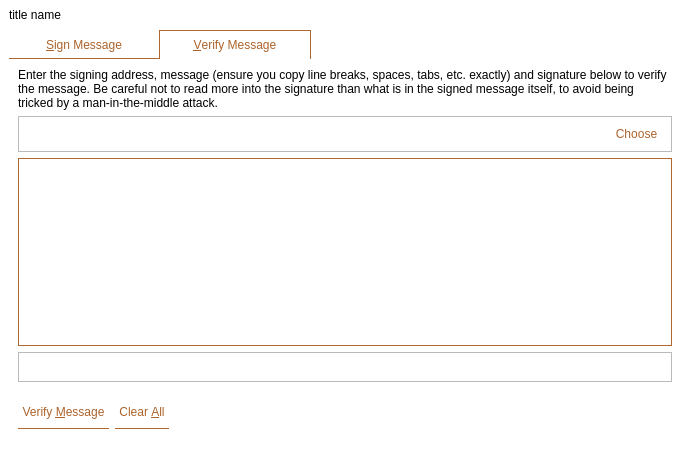
Before: the Qt Designer form src/qt/forms/signverifymessagedialog.ui in MassGrid/MassGrid, drawn with Qt 5.
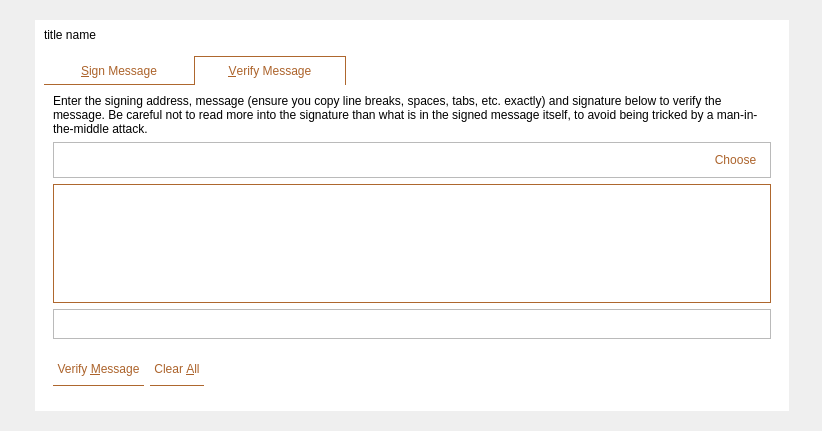
After: the same form once the commit is applied. Icons and pictures are not drawn. Custom widgets are drawn as their Qt base class.

```diff
--- a/src/qt/forms/signverifymessagedialog.ui
+++ b/src/qt/forms/signverifymessagedialog.ui
@@ -6,8 +6,8 @@
    <rect>
     <x>0</x>
     <y>0</y>
-    <width>690</width>
-    <height>454</height>
+    <width>822</width>
+    <height>431</height>
    </rect>
   </property>
   <property name="minimumSize">
@@ -20,7 +20,49 @@
    <string>Signatures - Sign / Verify a Message</string>
   </property>
   <property name="styleSheet">
-   <string notr="true">QWidget{
+   <string notr="true"/>
+  </property>
+  <property name="modal">
+   <bool>true</bool>
+  </property>
+  <layout class="QGridLayout" name="gridLayout_2">
+   <property name="leftMargin">
+    <number>0</number>
+   </property>
+   <property name="topMargin">
+    <number>0</number>
+   </property>
+   <property name="rightMargin">
+    <number>0</number>
+   </property>
+   <property name="bottomMargin">
+    <number>0</number>
+   </property>
+   <item row="0" column="0">
+    <widget class="QWidget" name="mainWin" native="true">
+     <property name="styleSheet">
+      <string notr="true">QWidget#mainWin{
+	border-image: url(:/pic/res/pic/dlgBackgroud.png);
+border:hidden;
+}</string>
+     </property>
+     <layout class="QGridLayout" name="gridLayout_3">
+      <property name="leftMargin">
+       <number>35</number>
+      </property>
+      <property name="topMargin">
+       <number>20</number>
+      </property>
+      <property name="rightMargin">
+       <number>33</number>
+      </property>
+      <property name="bottomMargin">
+       <number>20</number>
+      </property>
+      <item row="0" column="0">
+       <widget class="QFrame" name="mainframe">
+        <property name="styleSheet">
+         <string notr="true">QFrame#mainframe{
 	background-color: rgb(255, 255, 255);
 }
 
@@ -173,13 +215,13 @@
 
 </string>
   </property>
-  <property name="modal">
-   <bool>true</bool>
+        <property name="frameShape">
+         <enum>QFrame::StyledPanel</enum>
+        </property>
+        <property name="frameShadow">
+         <enum>QFrame::Raised</enum>
   </property>
   <layout class="QVBoxLayout" name="verticalLayout">
-   <property name="spacing">
-    <number>0</number>
-   </property>
    <property name="leftMargin">
     <number>0</number>
    </property>
@@ -717,6 +759,12 @@
       </widget>
      </item>
     </layout>
+         </item>
+        </layout>
+       </widget>
+      </item>
+     </layout>
+    </widget>
    </item>
   </layout>
  </widget>
```
Left out of the diff: 6 changed lines with no effect on the pictures. Lines whose indentation alone changed are shown as unchanged.
